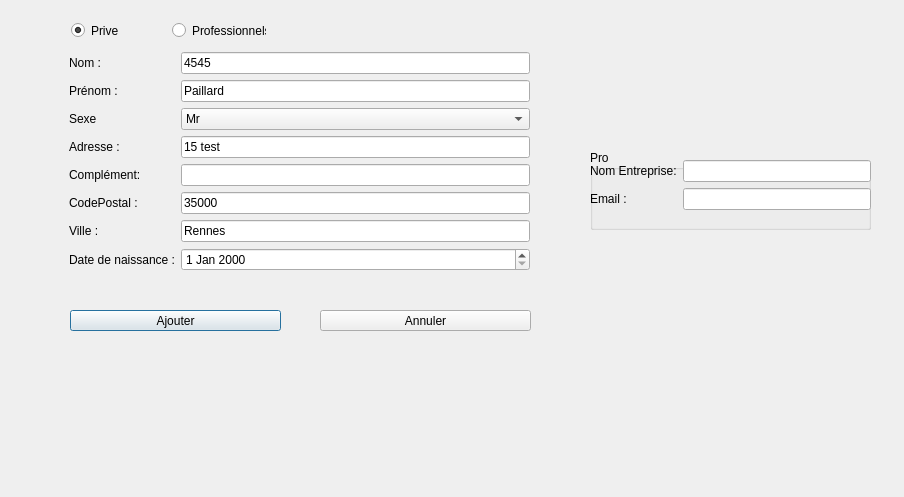
This is ajoutcontact.ui in MJJR/Gestionnaire_Contact as Qt 5 draws it before an edit. The edited form follows.
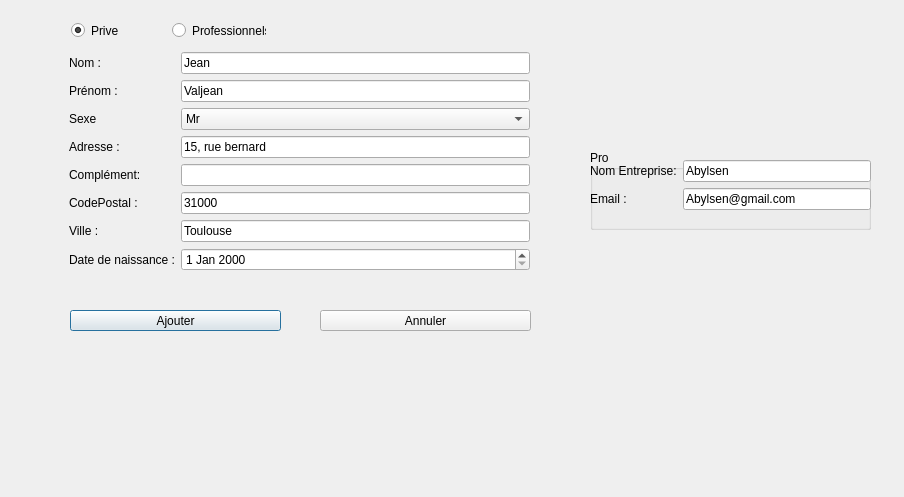
This is the edited form.

```diff
--- a/ajoutcontact.ui
+++ b/ajoutcontact.ui
@@ -44,7 +44,7 @@
         <string/>
        </property>
        <property name="text">
-        <string/>
+        <string>Abylsen@gmail.com</string>
        </property>
       </widget>
      </item>
@@ -56,7 +56,11 @@
       </widget>
      </item>
      <item row="0" column="1">
-      <widget class="QLineEdit" name="txtNomEntreprise"/>
+      <widget class="QLineEdit" name="txtNomEntreprise">
+       <property name="text">
+        <string>Abylsen</string>
+       </property>
+      </widget>
      </item>
      <item row="2" column="0">
       <widget class="QLabel" name="lblEmail">
@@ -129,7 +133,7 @@
     <bool>true</bool>
    </property>
   </widget>
-  <widget class="QWidget" name="">
+  <widget class="QWidget" name="layoutWidget">
    <property name="geometry">
     <rect>
      <x>69</x>
@@ -149,7 +153,7 @@
     <item row="0" column="1">
      <widget class="QLineEdit" name="txtNom">
       <property name="text">
-       <string>4545</string>
+       <string>Jean</string>
       </property>
      </widget>
     </item>
@@ -163,7 +167,7 @@
     <item row="1" column="1">
      <widget class="QLineEdit" name="txtPrenom">
       <property name="text">
-       <string>Paillard</string>
+       <string>Valjean</string>
       </property>
      </widget>
     </item>
@@ -198,7 +202,7 @@
     <item row="3" column="1">
      <widget class="QLineEdit" name="txtAdresse">
       <property name="text">
-       <string>15 test</string>
+       <string>15, rue bernard</string>
       </property>
      </widget>
     </item>
@@ -226,7 +230,7 @@
     <item row="5" column="1">
      <widget class="QLineEdit" name="txtCodePostal">
       <property name="text">
-       <string>35000</string>
+       <string>31000</string>
       </property>
      </widget>
     </item>
@@ -240,7 +244,7 @@
     <item row="6" column="1">
      <widget class="QLineEdit" name="txtVille">
       <property name="text">
-       <string>Rennes</string>
+       <string>Toulouse</string>
       </property>
      </widget>
     </item>
```
